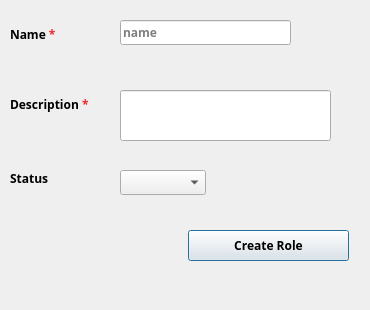
This is presentation/authorization_ui/createRole.ui in shymaa123456/HyperPOS2020 as Qt 5 draws it before an edit. The edited form follows.
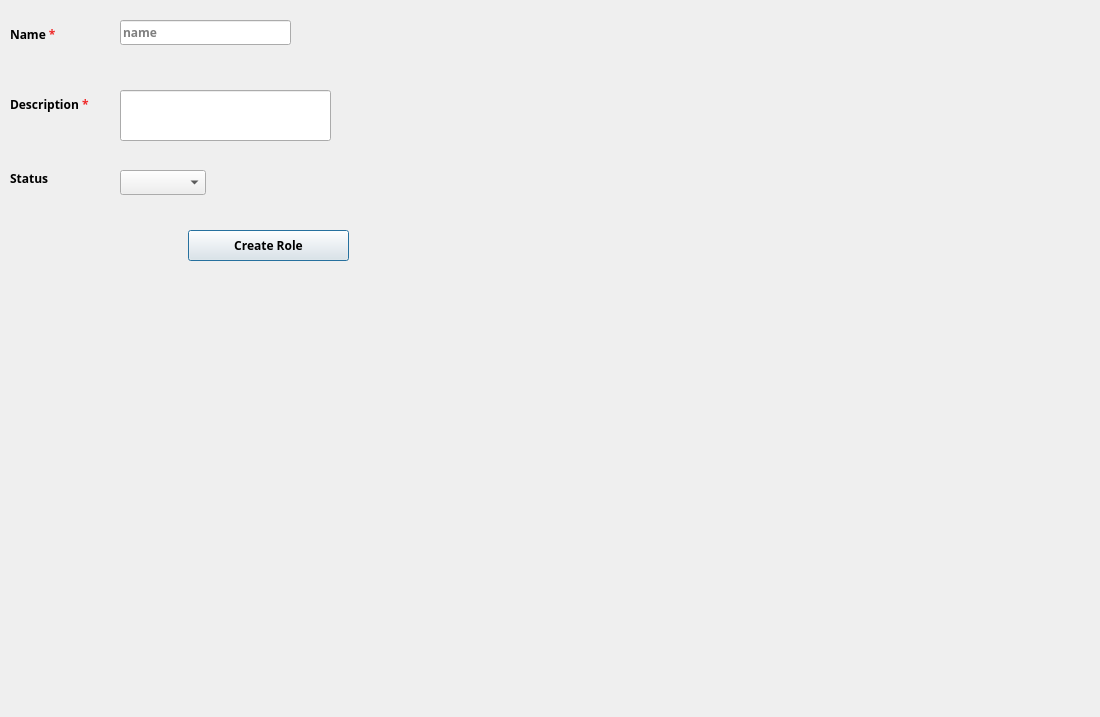
This is the edited form.

What changed in the file:
```diff
--- a/presentation/authorization_ui/createRole.ui
+++ b/presentation/authorization_ui/createRole.ui
@@ -6,20 +6,20 @@
    <rect>
     <x>0</x>
     <y>0</y>
-    <width>370</width>
-    <height>310</height>
+    <width>1100</width>
+    <height>717</height>
    </rect>
   </property>
   <property name="minimumSize">
    <size>
-    <width>370</width>
-    <height>310</height>
+    <width>1100</width>
+    <height>717</height>
    </size>
   </property>
   <property name="maximumSize">
    <size>
-    <width>370</width>
-    <height>310</height>
+    <width>1100</width>
+    <height>717</height>
    </size>
   </property>
   <property name="windowTitle">
```
